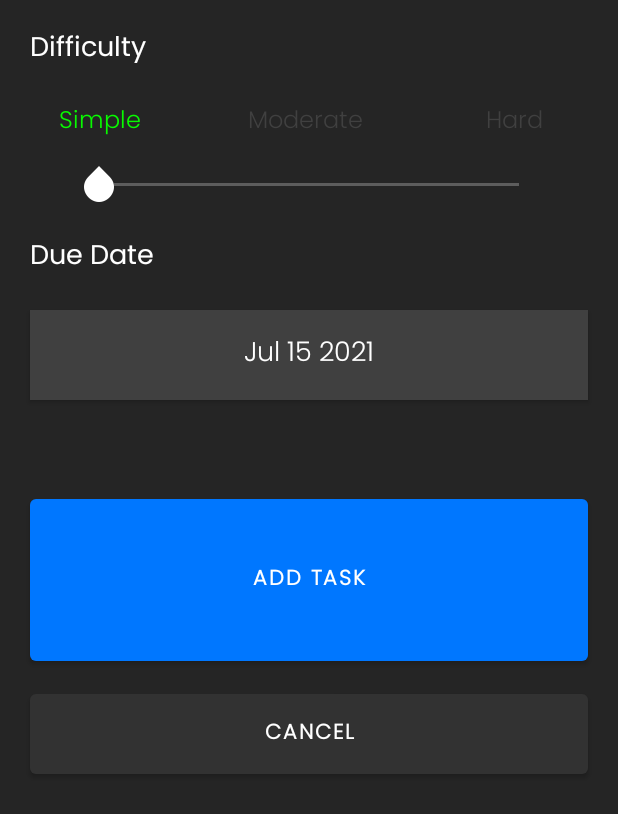
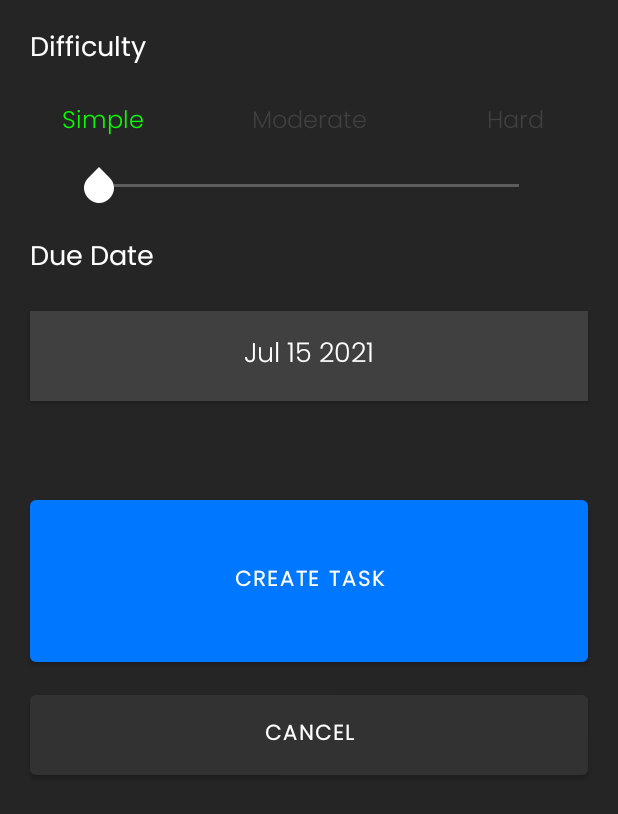
Before and after one commit to s10208233/PTL-MAD-ASSIGNMENT, an Android app: the AddTaskActivity screen opened directly, with no data from a screen before it, on a phone screen of 412 x 824 dp. Shown: the part 369-1183 px from the top of the screen. Run offline under Robolectric (Android 15) with nearby library versions, the phone set to English and light mode, and no system bars.

Commit message:
readjust margins, change createBtn text from "Add Task" to "Create Task"

```diff
--- a/app/src/main/res/layout/activity_add_task.xml
+++ b/app/src/main/res/layout/activity_add_task.xml
@@ -105,8 +105,8 @@
 
             <TextView
                 android:id="@+id/diffTextSimple"
-                android:layout_width="134dp"
-                android:layout_height="26dp"
+                android:layout_width="0dp"
+                android:layout_height="wrap_content"
                 android:fontFamily="@font/poppins_light"
                 android:text="Simple"
                 android:textAlignment="center"
@@ -215,7 +215,7 @@
                 android:layout_marginTop="60dp"
                 android:layout_marginEnd="20dp"
                 android:fontFamily="@font/poppins_light"
-                android:text="Add Task"
+                android:text="Create Task"
                 android:textSize="14sp"
                 android:textStyle="bold"
                 app:backgroundTint="@color/accentblue"
```
